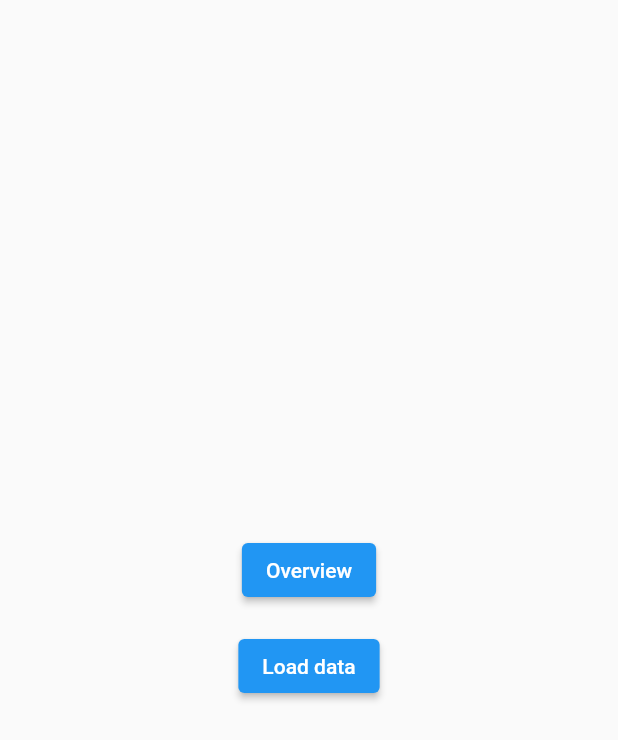
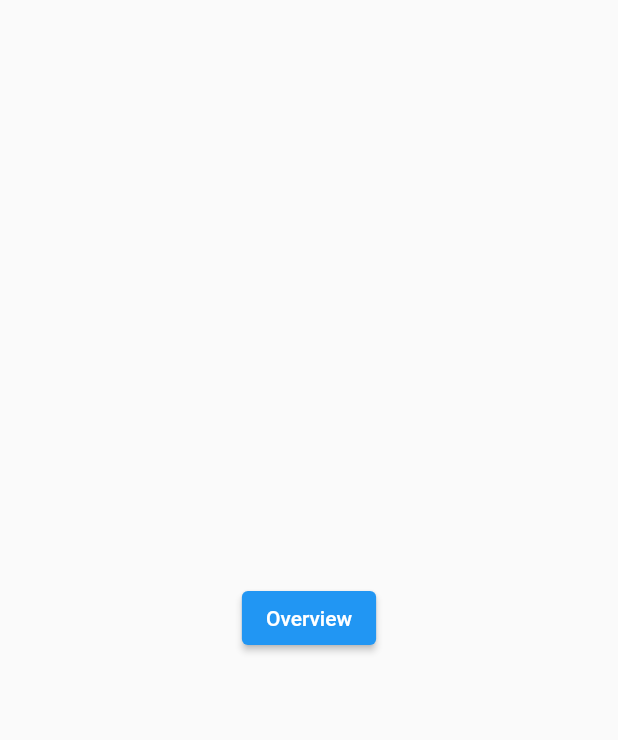
Before and after one commit to lavruh/data_on_image_view, a Flutter app: the screen it shows after launch, on a phone screen of 412 x 824 dp. Shown: the top 740 px of the screen. Run offline on Flutter 3.47's test engine with Material 2 defaults, Android fonts, the phone set to English and light mode, and no system bars; our stand-ins replace csv, file_picker, flutter_colorpicker.

Commit message:
load data

```diff
--- a/lib/main.dart
+++ b/lib/main.dart
@@ -1,6 +1,5 @@
 import 'package:data_on_image_view/domain/overview_screen_config.dart';
 import 'package:data_on_image_view/ui/screens/overview_screen.dart';
-import 'package:file_picker/file_picker.dart';
 import 'package:flutter/material.dart';
 
 void main() {
@@ -55,20 +54,6 @@ class _ScreenState extends State<Screen> {
                 },
                 child: const Text('Overview')),
           ),
-          Padding(
-            padding: const EdgeInsets.all(8.0),
-            child: ElevatedButton(
-                onPressed: () async {
-                  final f = await FilePicker.platform.pickFiles(
-                    dialogTitle: 'Select data file',
-                    allowedExtensions: ['.json'],
-                  );
-                  if (f != null) {
-                    final path = f.paths.first ?? '';
-                  }
-                },
-                child: const Text('Load data')),
-          ),
         ],
       ),
     ));
--- a/pubspec.yaml
+++ b/pubspec.yaml
@@ -6,11 +6,13 @@ version: 1.0.5+1
 environment:
   sdk: '>=2.19.6 <3.0.0'
 dependencies:
+  csv: ^5.0.1
   file_picker: ^5.2.9
   flutter:
     sdk: flutter
   flutter_colorpicker: ^1.0.3
   image: ^4.0.15
+  path: ^1.8.2
 
 dev_dependencies:
   flutter_test:
```
Also changed, not shown: lib/ui/screens/overview_screen.dart (+12 -1 lines), lib/utils/data_processor.dart (added, +22 -0 lines), pubspec.lock.
